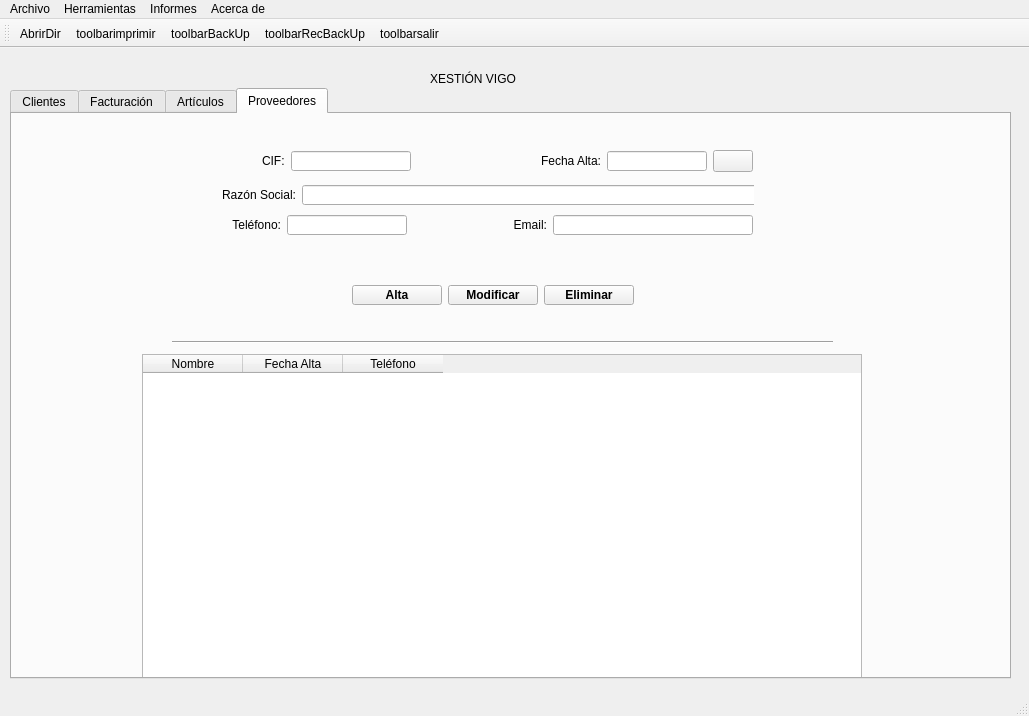
Qt form window.ui (AdrianFernandezPerez/fernandezperez) before a commit.
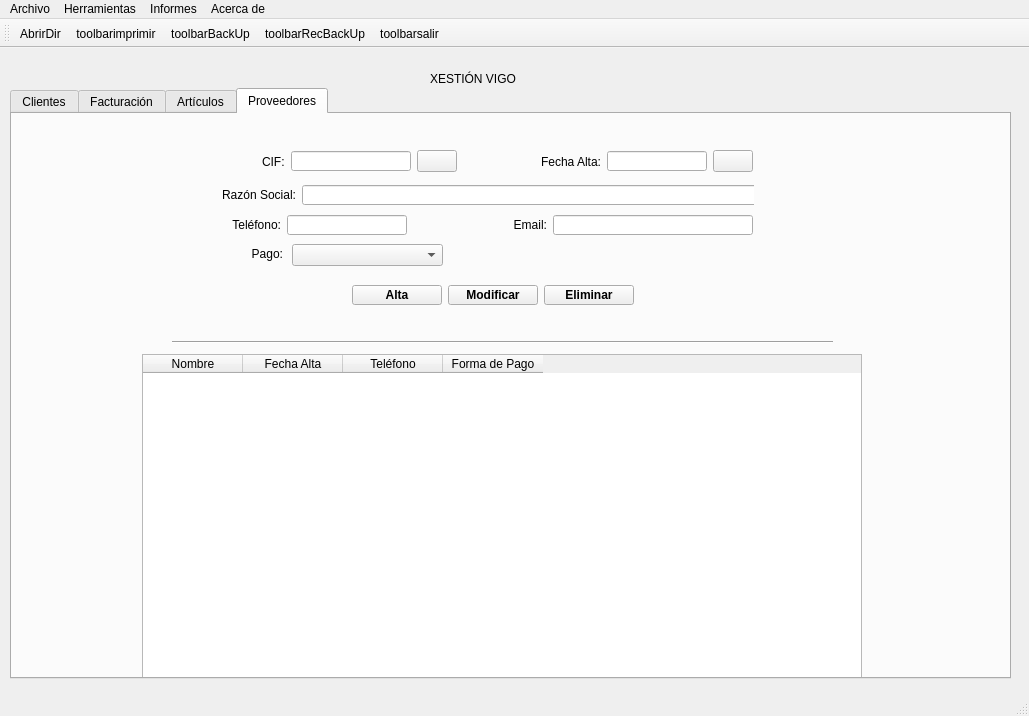
The same form after that commit. Icons and pictures are not drawn.

Diff of the .ui file:
```diff
--- a/window.ui
+++ b/window.ui
@@ -1174,6 +1174,11 @@
         <string>Teléfono</string>
        </property>
       </column>
+      <column>
+       <property name="text">
+        <string>Forma de Pago</string>
+       </property>
+      </column>
      </widget>
      <widget class="QWidget" name="layoutWidget">
       <property name="geometry">
@@ -1181,7 +1186,7 @@
         <x>250</x>
         <y>30</y>
         <width>491</width>
-        <height>34</height>
+        <height>35</height>
        </rect>
       </property>
       <layout class="QHBoxLayout" name="horizontalLayout_7">
@@ -1208,6 +1213,23 @@
          </property>
         </widget>
        </item>
+       <item>
+        <widget class="QPushButton" name="btnRefrescarProv">
+         <property name="text">
+          <string/>
+         </property>
+         <property name="icon">
+          <iconset>
+           <normaloff>img/refresh.png</normaloff>img/refresh.png</iconset>
+         </property>
+         <property name="iconSize">
+          <size>
+           <width>25</width>
+           <height>25</height>
+          </size>
+         </property>
+        </widget>
+       </item>
        <item>
         <spacer name="horizontalSpacer">
          <property name="orientation">
@@ -1489,6 +1511,32 @@
        </item>
       </layout>
      </widget>
+     <widget class="QComboBox" name="cmbPago">
+      <property name="geometry">
+       <rect>
+        <x>280</x>
+        <y>130</y>
+        <width>151</width>
+        <height>22</height>
+       </rect>
+      </property>
+     </widget>
+     <widget class="QLabel" name="label_6">
+      <property name="geometry">
+       <rect>
+        <x>240</x>
+        <y>130</y>
+        <width>31</width>
+        <height>20</height>
+       </rect>
+      </property>
+      <property name="text">
+       <string>Pago:</string>
+      </property>
+      <property name="alignment">
+       <set>Qt::AlignRight|Qt::AlignTrailing|Qt::AlignVCenter</set>
+      </property>
+     </widget>
     </widget>
    </widget>
    <widget class="QLabel" name="lblClientes">
```
